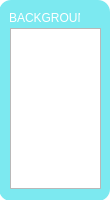
Plij/Oulutest, file Scripts/Background.ui: the form before one commit.
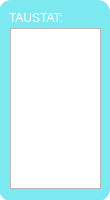
The form after the commit.

```diff
--- a/Scripts/Background.ui
+++ b/Scripts/Background.ui
@@ -57,7 +57,7 @@
      </rect>
     </property>
     <property name="text">
-     <string>&lt;html&gt;&lt;head/&gt;&lt;body&gt;&lt;p&gt;&lt;span style=&quot; color:#ffffff;&quot;&gt;BACKGROUND:&lt;/span&gt;&lt;/p&gt;&lt;/body&gt;&lt;/html&gt;</string>
+     <string>&lt;html&gt;&lt;head/&gt;&lt;body&gt;&lt;p&gt;&lt;span style=&quot; color:#ffffff;&quot;&gt;TAUSTAT:&lt;/span&gt;&lt;/p&gt;&lt;/body&gt;&lt;/html&gt;</string>
     </property>
    </widget>
   </widget>
```
